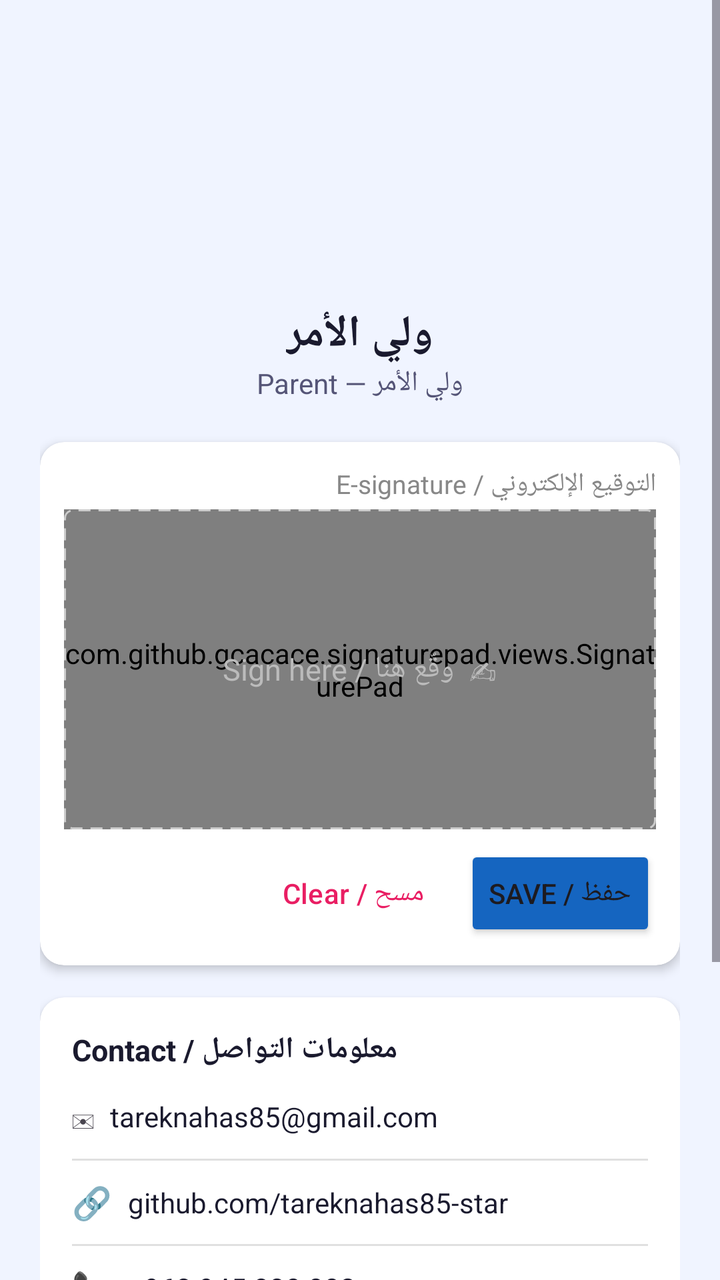
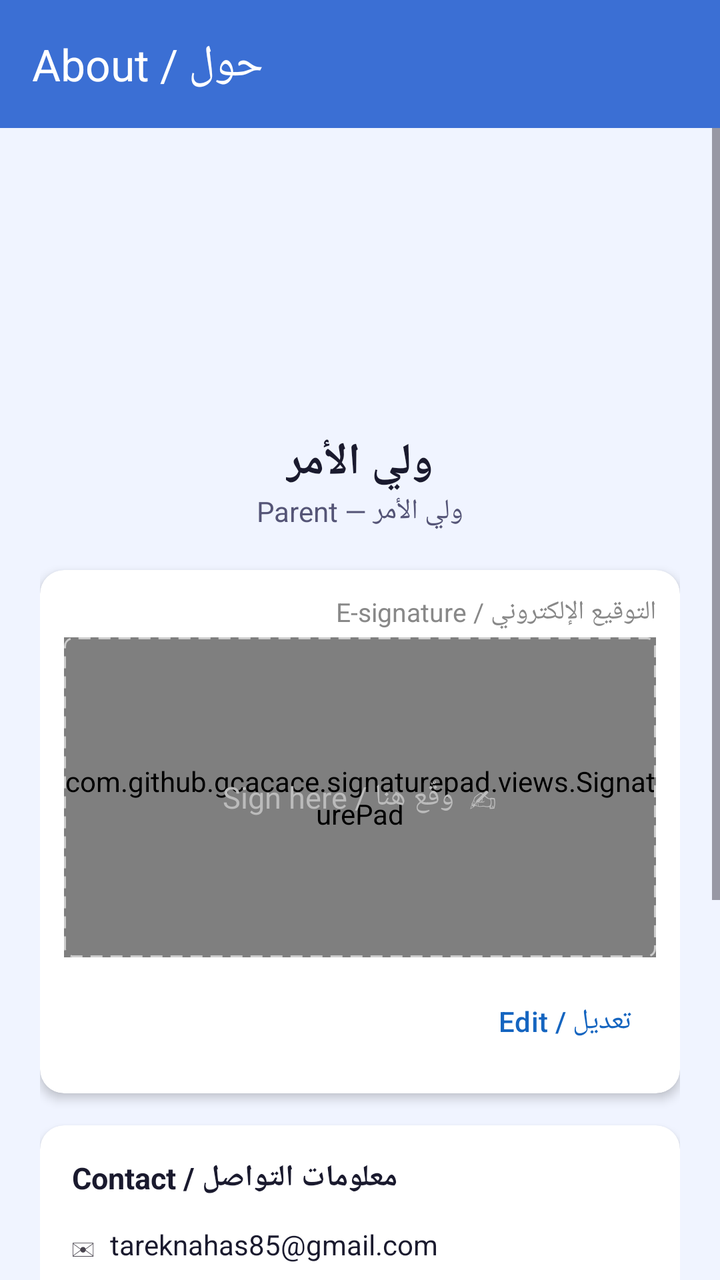

Before-and-after screenshots of an Android layout around one commit, followed by the original layout XML and the change that was made.
<!-- AndroidManifest.xml: application theme Theme.BeaverGuardian -->
<!-- res/layout/activity_about.xml -->
<?xml version="1.0" encoding="utf-8"?>
<ScrollView xmlns:android="http://schemas.android.com/apk/res/android"
    android:layout_width="match_parent"
    android:layout_height="match_parent"
    android:background="#F0F4FF">

    <LinearLayout
        android:layout_width="match_parent"
        android:layout_height="wrap_content"
        android:orientation="vertical"
        android:padding="20dp"
        android:gravity="center_horizontal">

        
        <ImageView
            android:id="@+id/ivAppIcon"
            android:layout_width="96dp"
            android:layout_height="96dp"
            android:layout_marginTop="24dp"
            android:layout_marginBottom="12dp"
            android:src="@mipmap/ic_launcher"
            android:contentDescription="App icon" />

        
        <TextView
            android:id="@+id/tvDisplayName"
            android:layout_width="wrap_content"
            android:layout_height="wrap_content"
            android:text="ولي الأمر"
            android:textSize="22sp"
            android:textStyle="bold"
            android:textColor="#1A1A2E" />

        
        <TextView
            android:id="@+id/tvRole"
            android:layout_width="wrap_content"
            android:layout_height="wrap_content"
            android:text="ولي الأمر — Parent"
            android:textSize="14sp"
            android:textColor="#555577"
            android:layout_marginBottom="20dp" />

        
        <androidx.cardview.widget.CardView
            android:layout_width="match_parent"
            android:layout_height="wrap_content"
            android:layout_marginBottom="16dp"
            app:cardCornerRadius="12dp"
            app:cardElevation="3dp"
            xmlns:app="http://schemas.android.com/apk/res-auto">

            <LinearLayout
                android:layout_width="match_parent"
                android:layout_height="wrap_content"
                android:orientation="vertical"
                android:padding="12dp">

                <TextView
                    android:layout_width="wrap_content"
                    android:layout_height="wrap_content"
                    android:text="التوقيع الإلكتروني / E-signature"
                    android:textSize="13sp"
                    android:textColor="#888888"
                    android:layout_gravity="end"
                    android:layout_marginBottom="4dp" />

                
                <FrameLayout
                    android:layout_width="match_parent"
                    android:layout_height="160dp">

                    
                    <com.github.gcacace.signaturepad.views.SignaturePad
                        android:id="@+id/signaturePad"
                        android:layout_width="match_parent"
                        android:layout_height="160dp"
                        android:background="#FFFFFF"
                        app:penColor="#1565C0"
                        app:penMinWidth="4dp"
                        app:penMaxWidth="8dp" />

                    
                    <TextView
                        android:id="@+id/tvSignatureHint"
                        android:layout_width="match_parent"
                        android:layout_height="match_parent"
                        android:gravity="center"
                        android:text="✍  وقّع هنا / Sign here"
                        android:textColor="#BBBBBB"
                        android:textSize="15sp"
                        android:background="@drawable/border_signature_hint"
                        android:clickable="false"
                        android:focusable="false" />

                    
                    <ImageView
                        android:id="@+id/ivSignaturePreview"
                        android:layout_width="match_parent"
                        android:layout_height="160dp"
                        android:background="#FFFFFF"
                        android:scaleType="fitCenter"
                        android:visibility="gone"
                        android:contentDescription="Saved signature" />

                </FrameLayout>

                
                <LinearLayout
                    android:layout_width="match_parent"
                    android:layout_height="wrap_content"
                    android:orientation="horizontal"
                    android:gravity="end"
                    android:layout_marginTop="8dp">

                    <Button
                        android:id="@+id/btnClearSignature"
                        style="@style/Widget.Material3.Button.TextButton"
                        android:layout_width="wrap_content"
                        android:layout_height="wrap_content"
                        android:text="مسح / Clear"
                        android:textColor="#E91E63" />

                    <Button
                        android:id="@+id/btnSaveSignature"
                        android:layout_width="wrap_content"
                        android:layout_height="wrap_content"
                        android:text="حفظ / Save"
                        android:backgroundTint="#1565C0"
                        android:layout_marginStart="8dp" />

                </LinearLayout>
            </LinearLayout>
        </androidx.cardview.widget.CardView>

        
        <androidx.cardview.widget.CardView
            android:layout_width="match_parent"
            android:layout_height="wrap_content"
            android:layout_marginBottom="16dp"
            app:cardCornerRadius="12dp"
            app:cardElevation="3dp"
            xmlns:app="http://schemas.android.com/apk/res-auto">

            <LinearLayout
                android:layout_width="match_parent"
                android:layout_height="wrap_content"
                android:orientation="vertical"
                android:padding="16dp">

                <TextView
                    android:layout_width="wrap_content"
                    android:layout_height="wrap_content"
                    android:text="معلومات التواصل / Contact"
                    android:textSize="15sp"
                    android:textStyle="bold"
                    android:textColor="#1A1A2E"
                    android:layout_marginBottom="12dp" />

                
                <LinearLayout
                    android:layout_width="match_parent"
                    android:layout_height="wrap_content"
                    android:orientation="horizontal"
                    android:gravity="center_vertical"
                    android:paddingBottom="10dp">
                    <TextView android:layout_width="wrap_content" android:layout_height="wrap_content"
                        android:text="✉  " android:textSize="16sp" />
                    <TextView android:layout_width="wrap_content" android:layout_height="wrap_content"
                        android:text="tareknahas85@gmail.com"
                        android:textSize="14sp"
                        android:textColor="#1A1A2E" />
                </LinearLayout>

                <View android:layout_width="match_parent" android:layout_height="1dp"
                    android:background="#E0E0E0" android:layout_marginBottom="10dp" />

                
                <LinearLayout
                    android:layout_width="match_parent"
                    android:layout_height="wrap_content"
                    android:orientation="horizontal"
                    android:gravity="center_vertical"
                    android:paddingBottom="10dp">
                    <TextView android:layout_width="wrap_content" android:layout_height="wrap_content"
                        android:text="🔗  " android:textSize="16sp" />
                    <TextView android:layout_width="wrap_content" android:layout_height="wrap_content"
                        android:text="github.com/tareknahas85-star"
                        android:textSize="14sp"
                        android:textColor="#1A1A2E" />
                </LinearLayout>

                <View android:layout_width="match_parent" android:layout_height="1dp"
                    android:background="#E0E0E0" android:layout_marginBottom="10dp" />

                
                <LinearLayout
                    android:layout_width="match_parent"
                    android:layout_height="wrap_content"
                    android:orientation="horizontal"
                    android:gravity="center_vertical"
                    android:paddingBottom="10dp">
                    <TextView android:layout_width="wrap_content" android:layout_height="wrap_content"
                        android:text="📞  " android:textSize="16sp" />
                    <TextView android:layout_width="wrap_content" android:layout_height="wrap_content"
                        android:text="+963 945 830 002"
                        android:textSize="14sp"
                        android:textColor="#1A1A2E" />
                </LinearLayout>

                <View android:layout_width="match_parent" android:layout_height="1dp"
                    android:background="#E0E0E0" android:layout_marginBottom="10dp" />

                
                <LinearLayout
                    android:id="@+id/rowLinkedIn"
                    android:layout_width="match_parent"
                    android:layout_height="wrap_content"
                    android:orientation="horizontal"
                    android:gravity="center_vertical">
                    <TextView android:layout_width="wrap_content" android:layout_height="wrap_content"
                        android:text="💼  " android:textSize="16sp" />
                    <TextView
                        android:id="@+id/tvLinkedIn"
                        android:layout_width="wrap_content"
                        android:layout_height="wrap_content"
                        android:text="linkedin.com/in/tareknahas85"
                        android:textSize="14sp"
                        android:textColor="#0077B5" />
                </LinearLayout>

            </LinearLayout>
        </androidx.cardview.widget.CardView>

        
        <androidx.cardview.widget.CardView
            android:layout_width="match_parent"
            android:layout_height="wrap_content"
            android:layout_marginBottom="32dp"
            app:cardCornerRadius="12dp"
            app:cardElevation="3dp"
            xmlns:app="http://schemas.android.com/apk/res-auto">

            <LinearLayout
                android:layout_width="match_parent"
                android:layout_height="wrap_content"
                android:orientation="vertical"
                android:padding="16dp">

                <TextView
                    android:layout_width="wrap_content"
                    android:layout_height="wrap_content"
                    android:text="SafeGuard — Beaver Guardian"
                    android:textSize="15sp"
                    android:textStyle="bold"
                    android:textColor="#1A1A2E" />

                <TextView
                    android:id="@+id/tvVersion"
                    android:layout_width="wrap_content"
                    android:layout_height="wrap_content"
                    android:text="v1.0"
                    android:textSize="13sp"
                    android:textColor="#888888" />

            </LinearLayout>
        </androidx.cardview.widget.CardView>

    </LinearLayout>
</ScrollView>
<!-- resources referenced by this layout -->
<resources>
  <!-- drawable border_signature_hint (drawable) -->
  <?xml version="1.0" encoding="utf-8"?>
  <shape xmlns:android="http://schemas.android.com/apk/res/android"
      android:shape="rectangle">
      <stroke
          android:width="1dp"
          android:color="#CCCCCC"
          android:dashWidth="6dp"
          android:dashGap="4dp" />
      <solid android:color="@android:color/transparent" />
      <corners android:radius="4dp" />
  </shape>
  <!-- mipmap ic_launcher (drawable) -->
  <vector xmlns:android="http://schemas.android.com/apk/res/android"
      android:width="108dp"
      android:height="108dp"
      android:viewportWidth="108"
      android:viewportHeight="108">
      <path
          android:fillColor="#4F378B"
          android:pathData="M0,0h108v108h-108z" />
      <path
          android:fillColor="#FFFFFF"
          android:pathData="M54,22 L78,32 L78,54 C78,70 68,82 54,88 C40,82 30,70 30,54 L30,32 Z" />
      <path
          android:fillColor="#0EA5A5"
          android:pathData="M54,34 L68,40 L68,55 C68,66 61,74 54,78 C47,74 40,66 40,55 L40,40 Z" />
  </vector>
  <style name="Theme.BeaverGuardian" parent="Theme.Material3.DayNight.NoActionBar">
          <item name="colorPrimary">@color/purple_500</item>
          <item name="colorPrimaryVariant">@color/purple_700</item>
          <item name="colorSecondary">@color/teal</item>
          <item name="android:statusBarColor" tools:targetApi="l">@color/purple_700</item>
      </style>
  <color name="purple_500">#6750A4</color>
  <color name="purple_700">#4F378B</color>
  <color name="teal">#0EA5A5</color>
</resources>

<!-- the commit's change to res/layout/activity_about.xml (unified diff, before → after) -->
@@ -1,8 +1,24 @@
 <?xml version="1.0" encoding="utf-8"?>
-<ScrollView xmlns:android="http://schemas.android.com/apk/res/android"
+<LinearLayout xmlns:android="http://schemas.android.com/apk/res/android"
+    xmlns:app="http://schemas.android.com/apk/res-auto"
     android:layout_width="match_parent"
     android:layout_height="match_parent"
+    android:orientation="vertical"
     android:background="#F0F4FF">
+
+    <com.google.android.material.appbar.MaterialToolbar
+        android:id="@+id/toolbar"
+        android:layout_width="match_parent"
+        android:layout_height="?attr/actionBarSize"
+        android:background="#3B6FD4"
+        app:title="About / حول"
+        app:titleTextColor="#FFFFFF"
+        app:navigationIconTint="#FFFFFF" />
+
+<ScrollView
+    android:layout_width="match_parent"
+    android:layout_height="0dp"
+    android:layout_weight="1">
 
     <LinearLayout
         android:layout_width="match_parent"
@@ -113,13 +129,24 @@
                     android:gravity="end"
                     android:layout_marginTop="8dp">
 
+                    
+                    <Button
+                        android:id="@+id/btnEditSignature"
+                        style="@style/Widget.Material3.Button.TextButton"
+                        android:layout_width="wrap_content"
+                        android:layout_height="wrap_content"
+                        android:text="تعديل / Edit"
+                        android:textColor="#1565C0" />
+
+                    
                     <Button
                         android:id="@+id/btnClearSignature"
                         style="@style/Widget.Material3.Button.TextButton"
                         android:layout_width="wrap_content"
                         android:layout_height="wrap_content"
                         android:text="مسح / Clear"
-                        android:textColor="#E91E63" />
+                        android:textColor="#E91E63"
+                        android:visibility="gone" />
 
                     <Button
                         android:id="@+id/btnSaveSignature"
@@ -127,7 +154,8 @@
                         android:layout_height="wrap_content"
                         android:text="حفظ / Save"
                         android:backgroundTint="#1565C0"
-                        android:layout_marginStart="8dp" />
+                        android:layout_marginStart="8dp"
+                        android:visibility="gone" />
 
                 </LinearLayout>
             </LinearLayout>
@@ -217,14 +245,19 @@
                     android:layout_width="match_parent"
                     android:layout_height="wrap_content"
                     android:orientation="horizontal"
-                    android:gravity="center_vertical">
+                    android:gravity="center_vertical"
+                    android:clickable="true"
+                    android:focusable="true"
+                    android:background="?attr/selectableItemBackground"
+                    android:paddingTop="4dp"
+                    android:paddingBottom="4dp">
                     <TextView android:layout_width="wrap_content" android:layout_height="wrap_content"
                         android:text="💼  " android:textSize="16sp" />
                     <TextView
                         android:id="@+id/tvLinkedIn"
                         android:layout_width="wrap_content"
                         android:layout_height="wrap_content"
-                        android:text="linkedin.com/in/tareknahas85"
+                        android:text="linkedin.com/in/tarek-nahas-669322382"
                         android:textSize="14sp"
                         android:textColor="#0077B5" />
                 </LinearLayout>
@@ -268,3 +301,5 @@
 
     </LinearLayout>
 </ScrollView>
+
+</LinearLayout>
<!-- resource entries referenced after the edit -->
@@ -28,14 +28,14 @@
           android:fillColor="#0EA5A5"
           android:pathData="M54,34 L68,40 L68,55 C68,66 61,74 54,78 C47,74 40,66 40,55 L40,40 Z" />
   </vector>
-  <style name="Theme.BeaverGuardian" parent="Theme.Material3.DayNight.NoActionBar">
-          <item name="colorPrimary">@color/purple_500</item>
-          <item name="colorPrimaryVariant">@color/purple_700</item>
+  <style name="Theme.BeaverGuardian" parent="Theme.Material3.Light.NoActionBar">
+          <item name="colorPrimary">@color/brand_blue</item>
+          <item name="colorPrimaryVariant">@color/brand_blue_dark</item>
           <item name="colorSecondary">@color/teal</item>
-          <item name="android:statusBarColor" tools:targetApi="l">@color/purple_700</item>
+          <item name="android:statusBarColor" tools:targetApi="l">@color/brand_blue_dark</item>
       </style>
-  <color name="purple_500">#6750A4</color>
-  <color name="purple_700">#4F378B</color>
+  <color name="brand_blue">#3B6FD4</color>
+  <color name="brand_blue_dark">#2A55A8</color>
   <color name="teal">#0EA5A5</color>
 </resources>
 
